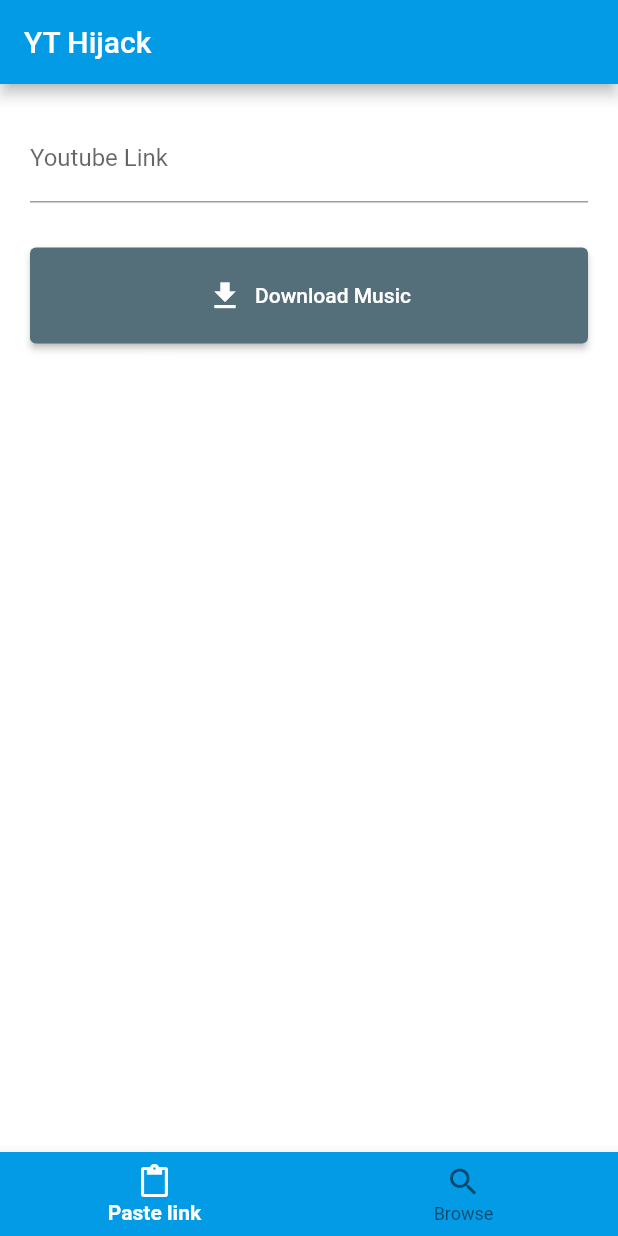
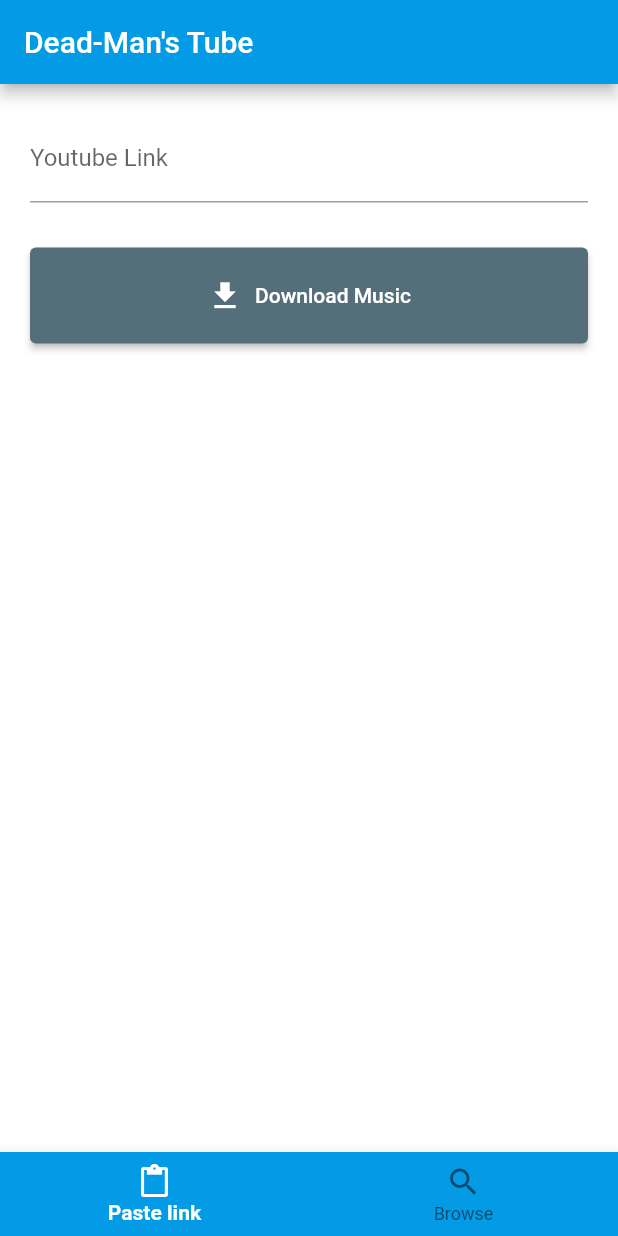
Before and after one commit to EduardCostache/Dead-Mans-Tube, a Flutter app: the screen it shows after launch, on a phone screen of 412 x 824 dp. Run offline on Flutter 3.47's test engine with Material 2 defaults, Android fonts, the phone set to English and light mode, and no system bars; our stand-ins replace flutter_spinkit, permission_handler, webview_flutter; missing offline and left inert: flutter_youtube_downloader, youtube_explode_dart.

Commit message:
change: name change for android

```diff
--- a/lib/Screens/home_page.dart
+++ b/lib/Screens/home_page.dart
@@ -20,7 +20,7 @@ class _HomePageState extends State<HomePage> {
       appBar: _currentIndex == 0
           ? AppBar(
               backgroundColor: CustomTheme.primaryColor(),
-              title: const Text('YT Hijack'),
+              title: const Text('Dead-Man\'s Tube'),
             )
           : null,
       bottomNavigationBar: BottomNavigationBar(
```
